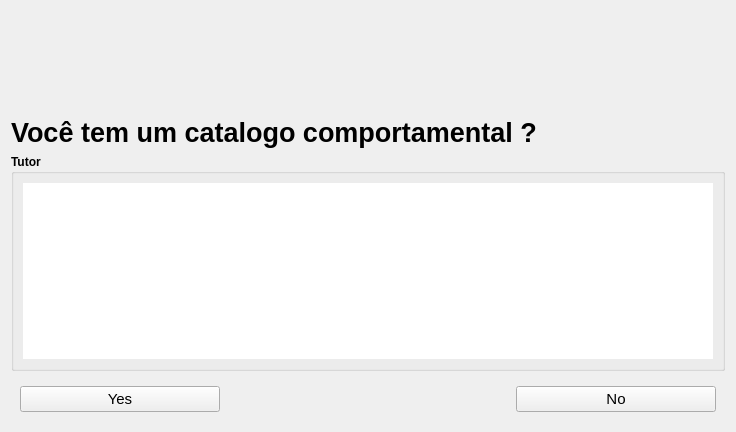
Qt form src/warningtutor.ui (EthoWatcher/ethowatcher) before a commit.
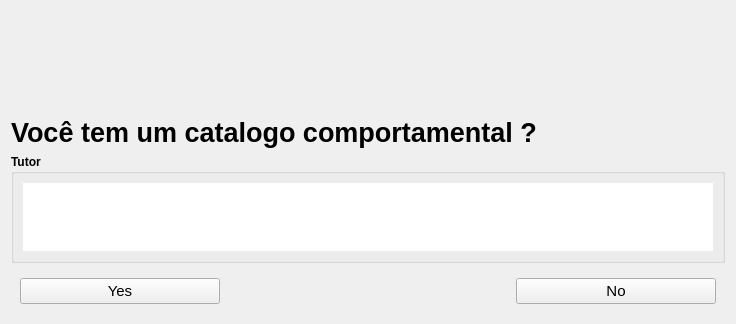
The same form after that commit. Icons and pictures are not drawn.

Commit message: ajustado para o modificar o height da janela warning tutor apartir do texto em xml

The edit to the form file:
```diff
--- a/src/warningtutor.ui
+++ b/src/warningtutor.ui
@@ -7,7 +7,7 @@
     <x>0</x>
     <y>0</y>
     <width>736</width>
-    <height>432</height>
+    <height>315</height>
    </rect>
   </property>
   <property name="sizePolicy">
```
The commit also changes 6 other files.
